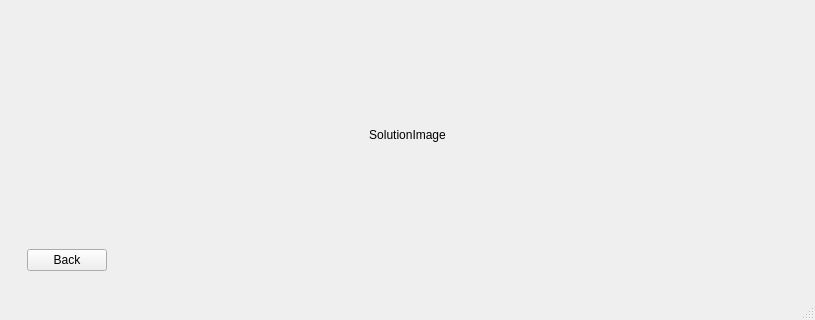
Above: GUI/AnalysisOptions.ui from ainsley-n/cs425_team39 before the change; both pictures show x 0 to 815 and y 305 to 625 of the 815 by 625 pixel window. Below: the same form after it.
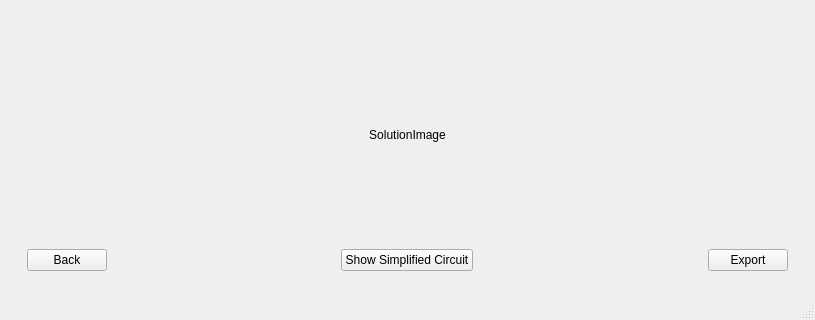
That is the form after the change. The open tabs and pages were chosen to show the change.

Commit message: Created switch function in GUI controller and linked to thevenin and norton analysis

Diff of the .ui file:
```diff
--- a/GUI/AnalysisOptions.ui
+++ b/GUI/AnalysisOptions.ui
@@ -168,6 +168,8 @@
             </widget>
            </item>
            <item>
+            <layout class="QHBoxLayout" name="horizontalLayout">
+             <item alignment="Qt::AlignLeft">
             <widget class="QPushButton" name="backButton">
              <property name="sizePolicy">
               <sizepolicy hsizetype="Fixed" vsizetype="Fixed">
@@ -185,6 +187,37 @@
               <string>Back</string>
              </property>
             </widget>
+             </item>
+             <item alignment="Qt::AlignHCenter">
+              <widget class="QPushButton" name="switchResult">
+               <property name="enabled">
+                <bool>true</bool>
+               </property>
+               <property name="sizePolicy">
+                <sizepolicy hsizetype="Fixed" vsizetype="Fixed">
+                 <horstretch>0</horstretch>
+                 <verstretch>0</verstretch>
+                </sizepolicy>
+               </property>
+               <property name="text">
+                <string>Show Simplified Circuit</string>
+               </property>
+              </widget>
+             </item>
+             <item alignment="Qt::AlignRight">
+              <widget class="QPushButton" name="exportButton">
+               <property name="sizePolicy">
+                <sizepolicy hsizetype="Fixed" vsizetype="Fixed">
+                 <horstretch>0</horstretch>
+                 <verstretch>0</verstretch>
+                </sizepolicy>
+               </property>
+               <property name="text">
+                <string>Export</string>
+               </property>
+              </widget>
+             </item>
+            </layout>
            </item>
           </layout>
          </widget>
```
Lines whose indentation alone changed are shown as unchanged. The commit also changes 2 other files.
